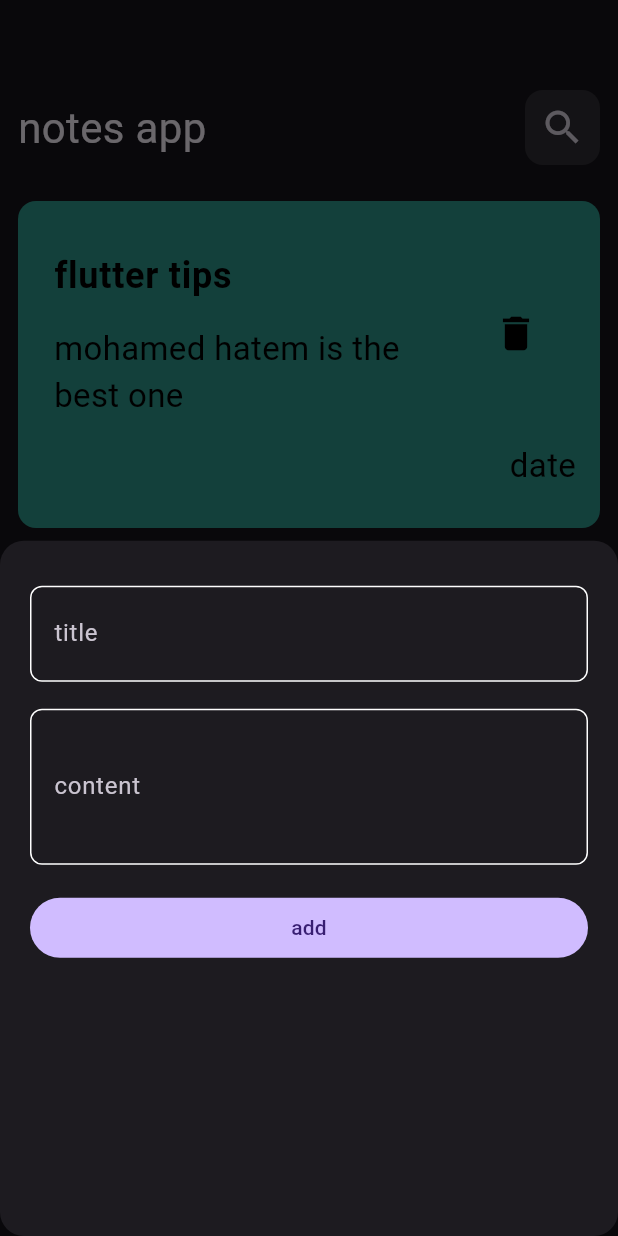
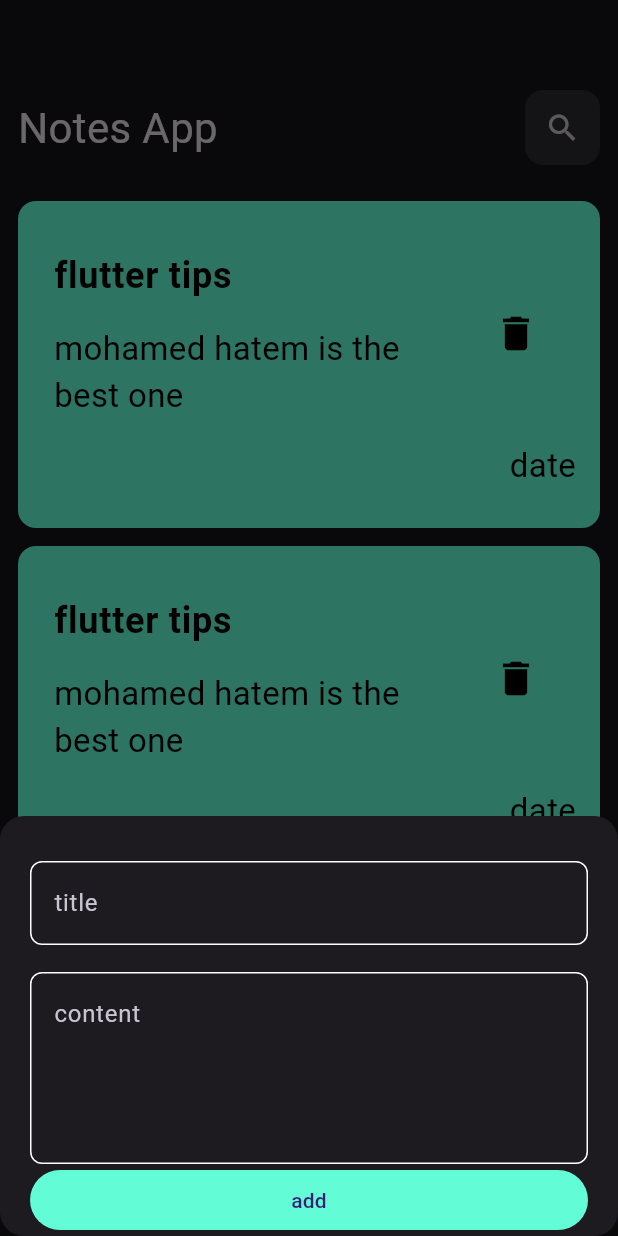
Before and after one commit to mO7MeD11/notes_app, a Flutter app: the screen it shows after launch, after a tap on the "add" icon, on a phone screen of 412 x 824 dp. Run offline on Flutter 3.47's test engine with Material 3 defaults, Android fonts, the phone set to English and light mode, and no system bars.

Commit message:
create edit note view

```diff
--- a/lib/const.dart
+++ b/lib/const.dart
@@ -1 +1,3 @@
-const int color = 0xff62fcd7;
+import 'package:flutter/cupertino.dart';
+
+const Color KPcolor =  Color(0xff62fcd7) ;
--- a/lib/widgets/Custom_Add_Note.dart
+++ b/lib/widgets/Custom_Add_Note.dart
@@ -10,15 +10,16 @@ class CustomAddNote extends StatelessWidget {
     return Container(
       child: Padding(
         padding: const EdgeInsets.symmetric(horizontal: 20),
+        child: SingleChildScrollView(
           child: Column(
             children: [
               SizedBox(height: 30),
-            CustomTextFormField(hint: 'title', height: 20),
+              CustomTextFormField(hint: 'title', height: 1),
               SizedBox(height: 18),
-            CustomTextFormField(hint: 'content', height: 40),
-            SizedBox(height: 18),
+              CustomTextFormField(hint: 'content', height: 4),
               Custombutton(),
             ],
+          ),
         ),
       ),
     );
--- a/lib/widgets/custom_Container.dart
+++ b/lib/widgets/custom_Container.dart
@@ -1,3 +1,4 @@
+import 'package:app/const.dart';
 import 'package:flutter/material.dart';
 
 class CustomContainer extends StatelessWidget {
@@ -13,7 +14,7 @@ class CustomContainer extends StatelessWidget {
           padding: EdgeInsets.only(top: 24, bottom: 26),
           width: double.infinity,
           decoration: BoxDecoration(
-            color: const Color.fromARGB(255, 41, 139, 128),
+            color: KPcolor,
             borderRadius: BorderRadius.circular(12),
           ),
           child: Padding(
--- a/lib/widgets/custom_app_par.dart
+++ b/lib/widgets/custom_app_par.dart
@@ -2,17 +2,19 @@ import 'package:app/widgets/custom_icon.dart';
 import 'package:flutter/material.dart';
 
 class CustomAppPar extends StatelessWidget {
-  const CustomAppPar({super.key});
+  const CustomAppPar({super.key, required this.title, required this.icon});
 
+  final String title;
+  final Icon icon;
   @override
   Widget build(BuildContext context) {
     return Padding(
       padding: const EdgeInsets.only(top: 60),
       child: Row(
         children: [
-          Text('notes app ', style: TextStyle(fontSize: 28)),
+          Text( title , style: TextStyle(fontSize: 28)),
           Spacer(),
-          CustomIcon(),
+          CustomIcon(icon: icon,),
         ],
       ),
     );
--- a/lib/widgets/custom_icon.dart
+++ b/lib/widgets/custom_icon.dart
@@ -1,8 +1,8 @@
 import 'package:flutter/material.dart';
 
 class CustomIcon extends StatelessWidget {
-  const CustomIcon({super.key});
-
+  const CustomIcon({super.key, required this.icon});
+  final Icon icon;
   @override
   Widget build(BuildContext context) {
     return Container(
@@ -12,7 +12,7 @@ class CustomIcon extends StatelessWidget {
         color: Colors.white.withValues(alpha: .1),
         borderRadius: BorderRadius.circular(12),
       ),
-      child: IconButton(onPressed: () {}, icon: Icon(Icons.search, size: 30)),
+      child: IconButton(onPressed: () {}, icon: icon),
     );
   }
 }
--- a/lib/widgets/custom_list_view.dart
+++ b/lib/widgets/custom_list_view.dart
@@ -1,3 +1,4 @@
+import 'package:app/views/edit_note_view.dart';
 import 'package:app/views/notes_view.dart';
 import 'package:app/widgets/custom_Container.dart';
 import 'package:app/widgets/notes_view_body.dart';
@@ -14,7 +15,14 @@ class CustomListView extends StatelessWidget {
         padding: EdgeInsets.all(0),
         itemCount: 10,
         itemBuilder: (context, indx) {
-          return CustomContainer();
+          return GestureDetector(
+            child: CustomContainer(),
+            onTap: () {
+              Navigator.of(
+                context,
+              ).push(MaterialPageRoute(builder: (context) => EditNoteView()));
+            },
+          );
         },
       ),
     );
--- a/lib/widgets/custom_text_form_field.dart
+++ b/lib/widgets/custom_text_form_field.dart
@@ -1,3 +1,4 @@
+import 'package:app/const.dart';
 import 'package:flutter/material.dart';
 
 class CustomTextFormField extends StatelessWidget {
@@ -7,25 +8,26 @@ class CustomTextFormField extends StatelessWidget {
     required this.height,
   });
   final String hint;
-  final double height;
+  final int height;
 
   @override
   Widget build(BuildContext context) {
     return TextFormField(
+      maxLines: height,
+      cursorColor: KPcolor,
       decoration: InputDecoration(
         border: BuildBorder(),
         enabledBorder: BuildBorder(),
-        focusedBorder: BuildBorder(),
+        focusedBorder: BuildBorder(KPcolor),
         hintText: hint,
-        contentPadding: EdgeInsets.only(top: height, bottom: height, left: 12),
       ),
     );
   }
 
-  OutlineInputBorder BuildBorder() {
+  OutlineInputBorder BuildBorder([color]) {
     return OutlineInputBorder(
       borderRadius: BorderRadius.circular(8),
-      borderSide: BorderSide(color: Colors.white),
+      borderSide: BorderSide(color: color ?? Colors.white),
     );
   }
 }
--- a/lib/widgets/custombutton.dart
+++ b/lib/widgets/custombutton.dart
@@ -1,3 +1,4 @@
+import 'package:app/const.dart';
 import 'package:flutter/material.dart';
 
 class Custombutton extends StatelessWidget {
@@ -6,8 +7,12 @@ class Custombutton extends StatelessWidget {
   @override
   Widget build(BuildContext context) {
     return SizedBox(
-      width: double.infinity,
-      child: FilledButton(onPressed: () {}, child: Text('add')),
+      width: MediaQuery.of(context).size.width,
+      child: FilledButton(
+        onPressed: () {},
+        style: FilledButton.styleFrom(backgroundColor: KPcolor),
+        child: Text('add'),
+      ),
     );
   }
 }
--- a/lib/widgets/notes_view_body.dart
+++ b/lib/widgets/notes_view_body.dart
@@ -12,7 +12,7 @@ class NotesViewBody extends StatelessWidget {
       padding: const EdgeInsets.symmetric(horizontal: 12),
       child: Column(
         children: [
-          CustomAppPar(),
+          CustomAppPar(title: 'Notes App', icon: Icon(Icons.search)),
           Expanded(child: CustomListView()),
         ],
       ),
```
Also changed, not shown: lib/views/edit_note_view.dart (added, +14 -0 lines), lib/widgets/edit_notes_view_body.dart (added, +25 -0 lines). Lines whose indentation alone changed are shown as unchanged.
